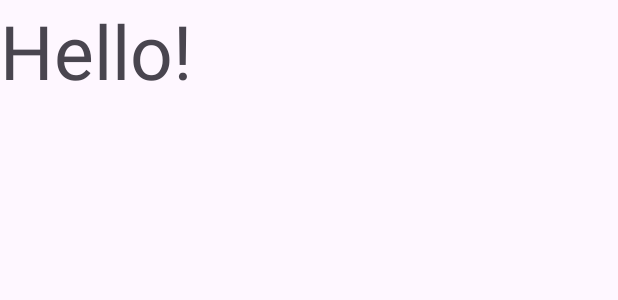
After one commit to longpc6/NT118-FinalProject, an Android app: the layout activity_dashboard.xml on its own in the app's theme, with its tools: preview values and no code run, on a phone screen of 412 x 824 dp. The commit adds this screen. Shown: the top 300 px of the screen. Run offline under Robolectric (Android 15) with nearby library versions, the phone set to English and light mode, and no system bars.

```diff
--- a/app/src/main/AndroidManifest.xml
+++ b/app/src/main/AndroidManifest.xml
@@ -1,6 +1,7 @@
 <?xml version="1.0" encoding="utf-8"?>
 <manifest xmlns:android="http://schemas.android.com/apk/res/android"
     xmlns:tools="http://schemas.android.com/tools">
+    <uses-permission android:name="android.permission.INTERNET"/>
 
     <application
         android:allowBackup="true"
@@ -12,6 +13,9 @@
         android:supportsRtl="true"
         android:theme="@style/Theme.IndoorAirQualityMonitoringApp"
         tools:targetApi="31">
+        <activity
+            android:name=".dashboard"
+            android:exported="false" />
         <activity
             android:name=".Signupactivity"
             android:exported="false" />
--- /dev/null
+++ b/app/src/main/res/layout/activity_dashboard.xml
@@ -0,0 +1,14 @@
+<?xml version="1.0" encoding="utf-8"?>
+<androidx.constraintlayout.widget.ConstraintLayout xmlns:android="http://schemas.android.com/apk/res/android"
+    xmlns:app="http://schemas.android.com/apk/res-auto"
+    xmlns:tools="http://schemas.android.com/tools"
+    android:layout_width="match_parent"
+    android:layout_height="match_parent"
+    tools:context=".dashboard">
+    <TextView
+        android:layout_width="wrap_content"
+        android:layout_height="wrap_content"
+        android:textSize="50sp"
+        android:text="Hello!"/>
+
+</androidx.constraintlayout.widget.ConstraintLayout>
```
Also changed, not shown: app/build.gradle.kts (+8 -0 lines), app/src/main/java/com/example/indoorairqualitymonitoringapp/ApiService.java (added, +19 -0 lines), app/src/main/java/com/example/indoorairqualitymonitoringapp/Loginactivity.java (+68 -0 lines), app/src/main/java/com/example/indoorairqualitymonitoringapp/dashboard.java (added, +14 -0 lines).
